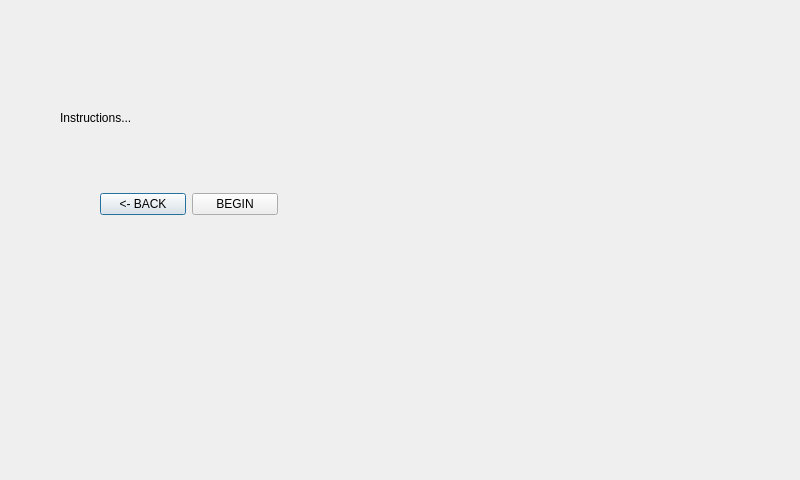
The window that PhoeVersion/Qt_Creator/projectPHOE/fieldinstruc.ui (jdsalguer/senior_project) describes before a commit, drawn with Qt 5.
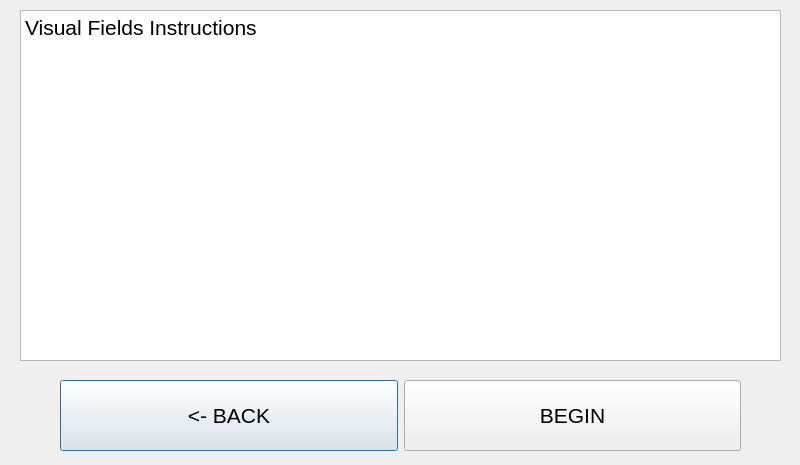
The same window after the commit.

Commit message: visual changes and color test mostly working

What changed in the file:
```diff
--- a/PhoeVersion/Qt_Creator/projectPHOE/fieldinstruc.ui
+++ b/PhoeVersion/Qt_Creator/projectPHOE/fieldinstruc.ui
@@ -7,37 +7,35 @@
     <x>0</x>
     <y>0</y>
     <width>800</width>
-    <height>480</height>
+    <height>465</height>
    </rect>
   </property>
   <property name="windowTitle">
    <string>Dialog</string>
   </property>
-  <widget class="QLabel" name="label">
+  <widget class="QWidget" name="">
    <property name="geometry">
     <rect>
      <x>60</x>
-     <y>110</y>
-     <width>311</width>
-     <height>16</height>
-    </rect>
-   </property>
-   <property name="text">
-    <string>Instructions...</string>
-   </property>
-  </widget>
-  <widget class="QWidget" name="layoutWidget">
-   <property name="geometry">
-    <rect>
-     <x>100</x>
-     <y>190</y>
-     <width>178</width>
-     <height>29</height>
+     <y>380</y>
+     <width>681</width>
+     <height>71</height>
     </rect>
    </property>
    <layout class="QHBoxLayout" name="horizontalLayout">
     <item>
      <widget class="QPushButton" name="fieldinstrucbakButton">
+      <property name="sizePolicy">
+       <sizepolicy hsizetype="Minimum" vsizetype="Expanding">
+        <horstretch>0</horstretch>
+        <verstretch>0</verstretch>
+       </sizepolicy>
+      </property>
+      <property name="font">
+       <font>
+        <pointsize>16</pointsize>
+       </font>
+      </property>
       <property name="text">
        <string>&lt;- BACK</string>
       </property>
@@ -45,6 +43,17 @@
     </item>
     <item>
      <widget class="QPushButton" name="fieldinstrucbegButton">
+      <property name="sizePolicy">
+       <sizepolicy hsizetype="Minimum" vsizetype="Expanding">
+        <horstretch>0</horstretch>
+        <verstretch>0</verstretch>
+       </sizepolicy>
+      </property>
+      <property name="font">
+       <font>
+        <pointsize>16</pointsize>
+       </font>
+      </property>
       <property name="text">
        <string>BEGIN</string>
       </property>
@@ -52,6 +61,23 @@
     </item>
    </layout>
   </widget>
+  <widget class="QTextBrowser" name="textBrowser">
+   <property name="geometry">
+    <rect>
+     <x>20</x>
+     <y>10</y>
+     <width>761</width>
+     <height>351</height>
+    </rect>
+   </property>
+   <property name="html">
+    <string>&lt;!DOCTYPE HTML PUBLIC &quot;-//W3C//DTD HTML 4.0//EN&quot; &quot;http://www.w3.org/TR/REC-html40/strict.dtd&quot;&gt;
+&lt;html&gt;&lt;head&gt;&lt;meta name=&quot;qrichtext&quot; content=&quot;1&quot; /&gt;&lt;style type=&quot;text/css&quot;&gt;
+p, li { white-space: pre-wrap; }
+&lt;/style&gt;&lt;/head&gt;&lt;body style=&quot; font-family:'Ubuntu'; font-size:11pt; font-weight:400; font-style:normal;&quot;&gt;
+&lt;p style=&quot; margin-top:0px; margin-bottom:0px; margin-left:0px; margin-right:0px; -qt-block-indent:0; text-indent:0px;&quot;&gt;&lt;span style=&quot; font-size:16pt;&quot;&gt;Visual Fields Instructions&lt;/span&gt;&lt;/p&gt;&lt;/body&gt;&lt;/html&gt;</string>
+   </property>
+  </widget>
  </widget>
  <resources/>
  <connections/>
```
The commit also changes 247 other files.
